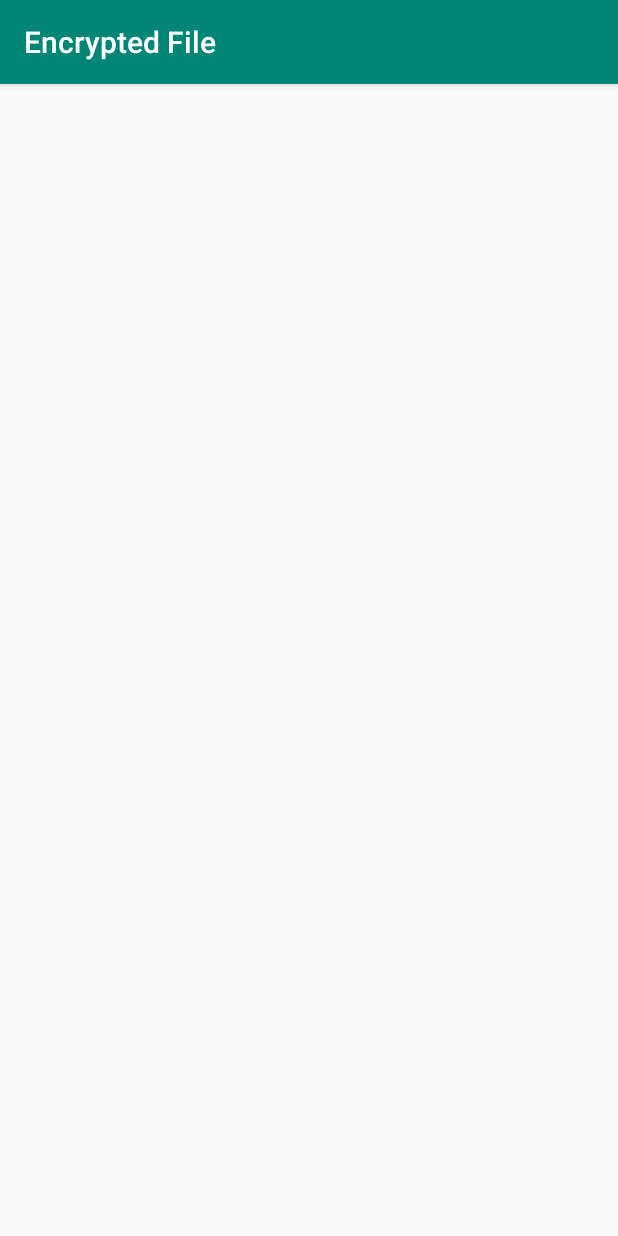
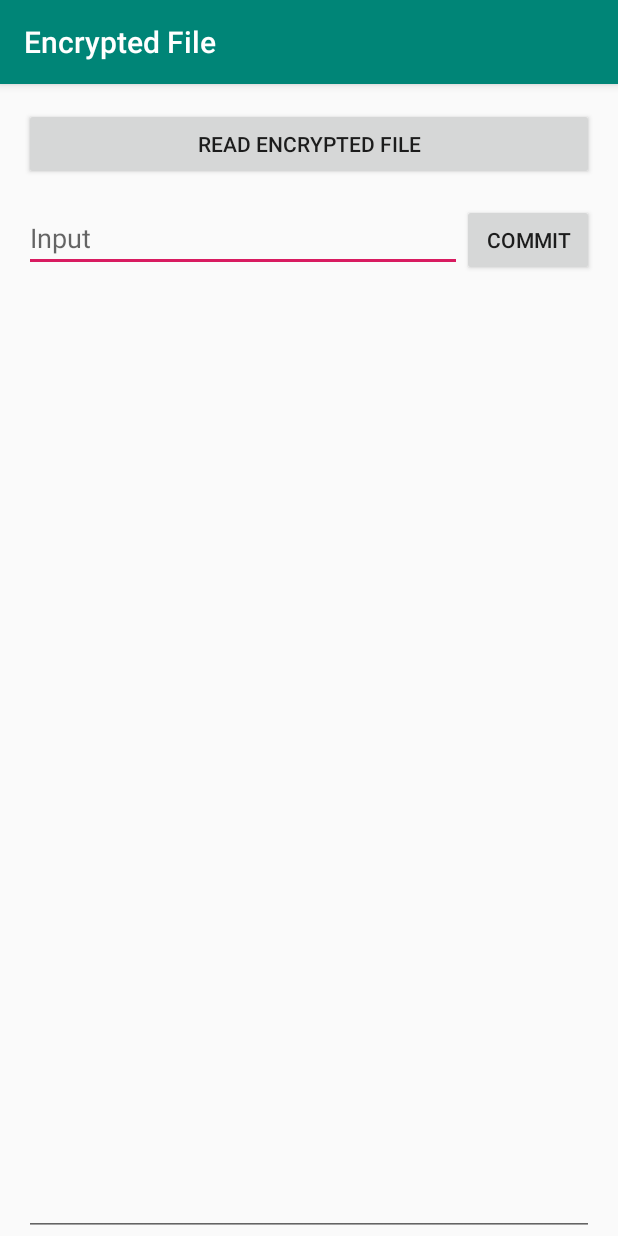
Before and after one commit to iMeePwni/Jetpack, an Android app: the EncryptedFileActivity screen opened directly, with no data from a screen before it, on a phone screen of 412 x 824 dp. Run offline under Robolectric (Android 15) with nearby library versions, the phone set to English and light mode, and no system bars.

Commit message:
init encrypted file.

```diff
--- a/app/src/main/java/com/imeepwni/jetpack/app/BaseActivity.kt
+++ b/app/src/main/java/com/imeepwni/jetpack/app/BaseActivity.kt
@@ -1,5 +1,6 @@
 package com.imeepwni.jetpack.app
 
+import android.widget.Toast
 import androidx.appcompat.app.AppCompatActivity
 
 /**
@@ -9,3 +10,7 @@ import androidx.appcompat.app.AppCompatActivity
 abstract class BaseActivity : AppCompatActivity() {
 
 }
+
+internal fun BaseActivity.toast(text: String) {
+    Toast.makeText(this, text, Toast.LENGTH_SHORT).show()
+}
--- a/app/src/main/java/com/imeepwni/jetpack/function/encrypted_file/EncryptedFileActivity.kt
+++ b/app/src/main/java/com/imeepwni/jetpack/function/encrypted_file/EncryptedFileActivity.kt
@@ -1,6 +1,10 @@
 package com.imeepwni.jetpack.function.encrypted_file
 
+import android.os.Bundle
+import com.imeepwni.jetpack.R
 import com.imeepwni.jetpack.app.BaseActivity
+import com.imeepwni.jetpack.app.toast
+import kotlinx.android.synthetic.main.activity_encrypted_file.*
 
 /**
  * 作者：Created by guofeng on 2019/10/12
@@ -8,4 +12,20 @@ import com.imeepwni.jetpack.app.BaseActivity
  */
 class EncryptedFileActivity : BaseActivity() {
 
+    override fun onCreate(savedInstanceState: Bundle?) {
+        super.onCreate(savedInstanceState)
+        setContentView(R.layout.activity_encrypted_file)
+
+        initView()
+    }
+
+    private fun initView() {
+        btn_read_file.setOnClickListener {
+            toast("You Click READ Button")
+        }
+        btn_commit_input.setOnClickListener {
+            toast("You Click WRITE Button")
+        }
+    }
+
 }
--- /dev/null
+++ b/app/src/main/res/layout/activity_encrypted_file.xml
@@ -0,0 +1,56 @@
+<?xml version="1.0" encoding="utf-8"?>
+<androidx.constraintlayout.widget.ConstraintLayout xmlns:android="http://schemas.android.com/apk/res/android"
+    xmlns:app="http://schemas.android.com/apk/res-auto"
+    xmlns:tools="http://schemas.android.com/tools"
+    android:layout_width="match_parent"
+    android:layout_height="match_parent">
+
+    <Button
+        android:id="@+id/btn_read_file"
+        android:layout_width="0dp"
+        android:layout_height="wrap_content"
+        android:layout_marginStart="16dp"
+        android:layout_marginTop="16dp"
+        android:layout_marginEnd="16dp"
+        android:text="@string/read_encrypted_file"
+        app:layout_constraintEnd_toEndOf="parent"
+        app:layout_constraintStart_toStartOf="parent"
+        app:layout_constraintTop_toTopOf="parent" />
+
+    <EditText
+        android:id="@+id/et_input_words"
+        android:layout_width="0dp"
+        android:layout_height="wrap_content"
+        android:layout_marginTop="16dp"
+        android:ems="10"
+        android:hint="@string/input"
+        android:inputType="textPersonName"
+        app:layout_constraintEnd_toStartOf="@+id/btn_commit_input"
+        app:layout_constraintHorizontal_bias="0.5"
+        app:layout_constraintStart_toStartOf="@+id/btn_read_file"
+        app:layout_constraintTop_toBottomOf="@+id/btn_read_file" />
+
+    <Button
+        android:id="@+id/btn_commit_input"
+        android:layout_width="wrap_content"
+        android:layout_height="wrap_content"
+        android:layout_marginTop="16dp"
+        android:text="@string/commit"
+        app:layout_constraintEnd_toEndOf="@+id/btn_read_file"
+        app:layout_constraintStart_toEndOf="@+id/et_input_words"
+        app:layout_constraintTop_toBottomOf="@+id/btn_read_file" />
+
+    <EditText
+        android:id="@+id/editText2"
+        android:layout_width="0dp"
+        android:layout_height="0dp"
+        android:layout_marginTop="16dp"
+        android:ems="10"
+        android:gravity="start|top"
+        android:inputType="textMultiLine"
+        app:layout_constraintBottom_toBottomOf="parent"
+        app:layout_constraintEnd_toEndOf="@+id/btn_commit_input"
+        app:layout_constraintStart_toStartOf="@+id/et_input_words"
+        app:layout_constraintTop_toBottomOf="@+id/et_input_words"
+        tools:text="@tools:sample/lorem/random" />
+</androidx.constraintlayout.widget.ConstraintLayout>
--- a/app/src/main/res/values/strings.xml
+++ b/app/src/main/res/values/strings.xml
@@ -3,5 +3,8 @@
 
     <!--  Function  -->
     <string name="encrypted_file">Encrypted File</string>
+    <string name="read_encrypted_file">Read Encrypted File</string>
+    <string name="input">Input</string>
+    <string name="commit">Commit</string>
 
 </resources>
```
